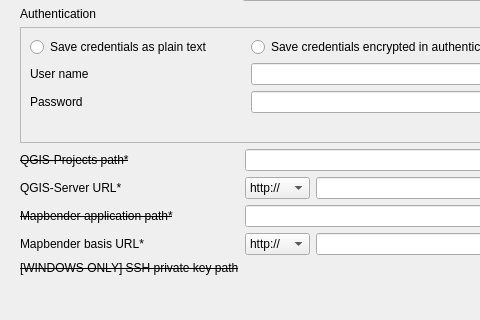
This is dialogs/ui/server_config_dialog.ui in WhereGroup/qgis2mapbender as Qt 5 draws it before an edit; both pictures show x 0 to 480 and y 89 to 409 of the 868 by 672 pixel window. The edited form follows.
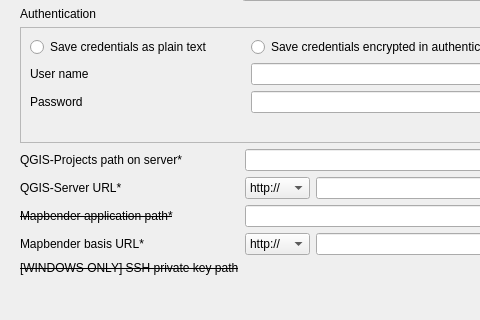
This is the edited form. Icons and pictures are not drawn. Custom widgets are drawn as their Qt base class.

Commit message: undo cross out and update dialog for QGIS-Project path on server

```diff
--- a/dialogs/ui/server_config_dialog.ui
+++ b/dialogs/ui/server_config_dialog.ui
@@ -130,11 +130,11 @@
            <widget class="QLabel" name="qgisProjectPathLabel">
             <property name="font">
              <font>
-              <strikeout>true</strikeout>
+              <strikeout>false</strikeout>
              </font>
             </property>
             <property name="text">
-             <string>QGIS-Projects path*</string>
+             <string>QGIS-Projects path on server*</string>
             </property>
            </widget>
           </item>
```
